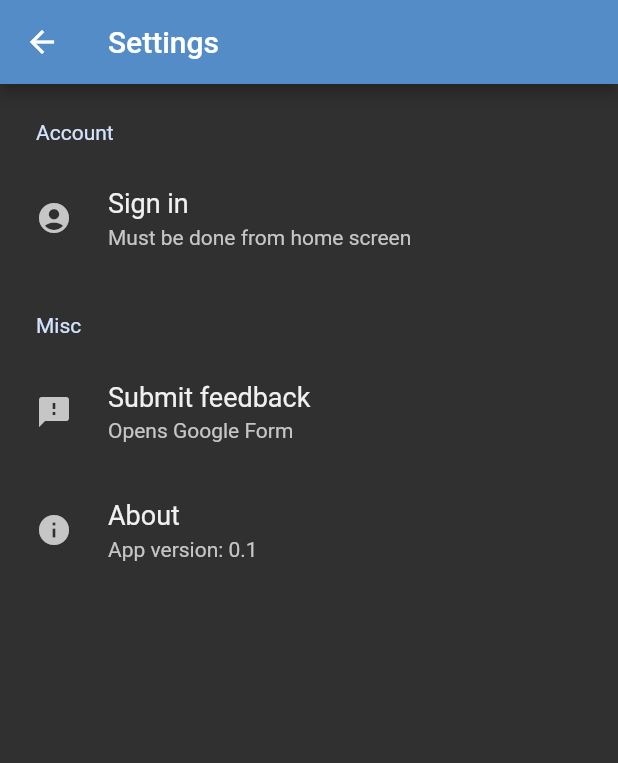
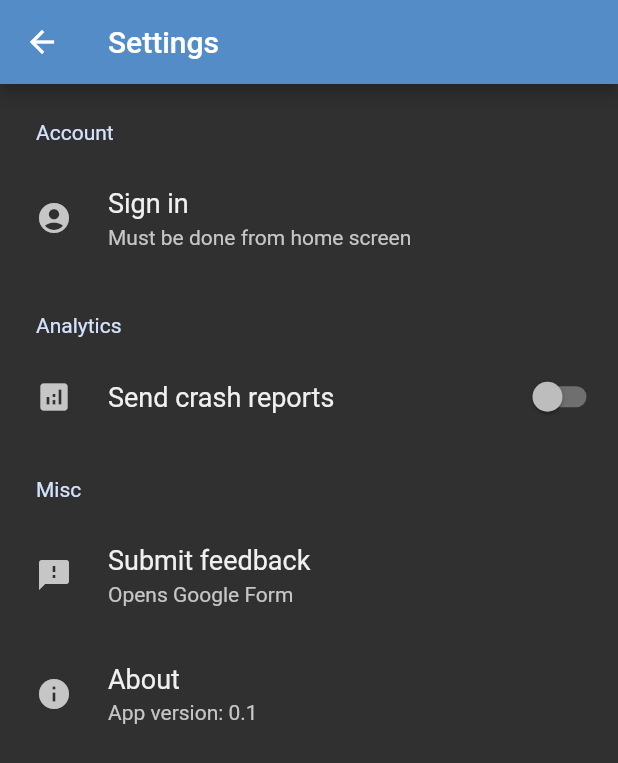
Before and after one commit to Moseco/dgg, a Flutter app: the screen it shows after launch, after a tap on "Open settings", on a phone screen of 412 x 824 dp. Shown: the top 763 px of the screen. Run offline on Flutter 3.47's test engine with Material 2 defaults, Android fonts, the phone set to English and light mode, and no system bars; drawn by our look-alikes of settings_ui; our stand-ins replace auto_route, firebase_core, firebase_crashlytics, firebase_remote_config, flutter_staggered_animations, get_it and 6 more; missing offline and left inert: webview_cookie_manager; accounts and stored records are empty; network calls fail.

Commit message:
FirebaseCrashlytics added

```diff
--- a/lib/main.dart
+++ b/lib/main.dart
@@ -1,6 +1,8 @@
 import 'package:firebase_core/firebase_core.dart';
+import 'package:firebase_crashlytics/firebase_crashlytics.dart';
 import 'package:flutter/material.dart';
 import 'package:stacked_services/stacked_services.dart';
+import 'package:flutter/foundation.dart' show kDebugMode;
 
 import 'app/locator.dart';
 import 'app/router.gr.dart';
@@ -9,6 +11,11 @@ Future<void> main() async {
   WidgetsFlutterBinding.ensureInitialized();
   await Firebase.initializeApp();
   setupLocator();
+  if (kDebugMode) {
+    // Force disable Crashlytics collection while doing every day development.
+    // Temporarily toggle this to true if you want to test crash reporting in your app.
+    await FirebaseCrashlytics.instance.setCrashlyticsCollectionEnabled(false);
+  }
   runApp(App());
 }
 
--- a/lib/ui/views/settings/settings_view.dart
+++ b/lib/ui/views/settings/settings_view.dart
@@ -47,6 +47,18 @@ class SettingsView extends StatelessWidget {
                     ],
             ),
             SettingsSection(
+              title: 'Analytics',
+              tiles: [
+                SettingsTile.switchTile(
+                  title: 'Send crash reports',
+                  leading: Icon(Icons.analytics),
+                  switchActiveColor: Theme.of(context).primaryColor,
+                  switchValue: model.isCrashlyticsCollectionEnabled,
+                  onToggle: model.toggleCrashlyticsCollection,
+                ),
+              ],
+            ),
+            SettingsSection(
               title: 'Misc',
               tiles: [
                 SettingsTile(
--- a/lib/ui/views/settings/settings_viewmodel.dart
+++ b/lib/ui/views/settings/settings_viewmodel.dart
@@ -1,6 +1,7 @@
 import 'package:dgg/app/locator.dart';
 import 'package:dgg/datamodels/session_info.dart';
 import 'package:dgg/services/dgg_api.dart';
+import 'package:firebase_crashlytics/firebase_crashlytics.dart';
 import 'package:stacked/stacked.dart';
 import 'package:stacked_services/stacked_services.dart';
 import 'package:url_launcher/url_launcher.dart';
@@ -11,6 +12,8 @@ class SettingsViewModel extends BaseViewModel {
 
   bool get isSignedIn => _dggApi.sessionInfo is Available;
   String get username => (_dggApi.sessionInfo as Available).nick;
+  bool get isCrashlyticsCollectionEnabled =>
+      FirebaseCrashlytics.instance.isCrashlyticsCollectionEnabled;
 
   void openFeedback() {
     launch(
@@ -32,4 +35,9 @@ class SettingsViewModel extends BaseViewModel {
   void back() {
     _navigationService.back();
   }
+
+  Future<void> toggleCrashlyticsCollection(bool value) async {
+    await FirebaseCrashlytics.instance.setCrashlyticsCollectionEnabled(value);
+    notifyListeners();
+  }
 }
--- a/pubspec.yaml
+++ b/pubspec.yaml
@@ -26,6 +26,7 @@ dependencies:
   #firebase
   firebase_core: ^0.5.2+1
   firebase_remote_config: ^0.4.2
+  firebase_crashlytics: "^0.2.4"
 
   #oauth
   uni_links: ^0.4.0
```
Also changed, not shown: pubspec.lock, 2 other files.
